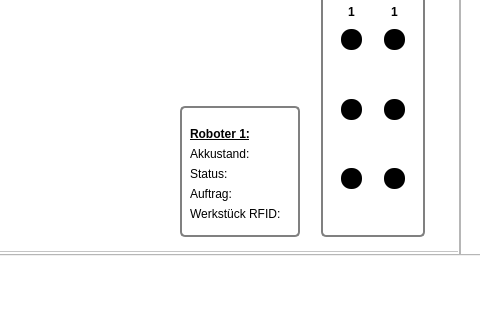
Qt form mainwindow.ui (Sandra13579/Visualisierung) before a commit; both pictures show x 340 to 820 and y 174 to 494 of the 1100 by 494 pixel window.
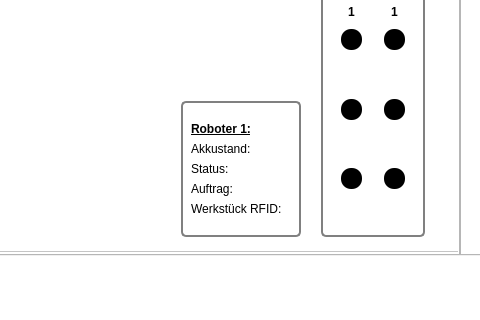
The same form after that commit. Icons and pictures are not drawn.

Patch:
```diff
--- a/mainwindow.ui
+++ b/mainwindow.ui
@@ -524,6 +524,113 @@
        </property>
       </widget>
      </widget>
+     <widget class="QGroupBox" name="groupBox_2">
+      <property name="geometry">
+       <rect>
+        <x>520</x>
+        <y>250</y>
+        <width>120</width>
+        <height>136</height>
+       </rect>
+      </property>
+      <property name="styleSheet">
+       <string notr="true">QGroupBox { 
+	background: rgba(255, 255, 255, 150);
+	margin-top: 1ex;
+	border: 2px solid gray; 
+	border-radius: 5px; 
+ }</string>
+      </property>
+      <property name="title">
+       <string/>
+      </property>
+      <widget class="QLabel" name="label_23">
+       <property name="geometry">
+        <rect>
+         <x>10</x>
+         <y>20</y>
+         <width>101</width>
+         <height>16</height>
+        </rect>
+       </property>
+       <property name="font">
+        <font>
+         <bold>true</bold>
+         <underline>true</underline>
+        </font>
+       </property>
+       <property name="styleSheet">
+        <string notr="true">background: transparent;</string>
+       </property>
+       <property name="text">
+        <string>Roboter 1:</string>
+       </property>
+      </widget>
+      <widget class="QLabel" name="label_24">
+       <property name="geometry">
+        <rect>
+         <x>10</x>
+         <y>40</y>
+         <width>101</width>
+         <height>16</height>
+        </rect>
+       </property>
+       <property name="styleSheet">
+        <string notr="true">background: transparent;</string>
+       </property>
+       <property name="text">
+        <string>Akkustand:</string>
+       </property>
+      </widget>
+      <widget class="QLabel" name="label_25">
+       <property name="geometry">
+        <rect>
+         <x>10</x>
+         <y>60</y>
+         <width>101</width>
+         <height>16</height>
+        </rect>
+       </property>
+       <property name="styleSheet">
+        <string notr="true">background: transparent;</string>
+       </property>
+       <property name="text">
+        <string>Status:</string>
+       </property>
+      </widget>
+      <widget class="QLabel" name="label_26">
+       <property name="geometry">
+        <rect>
+         <x>10</x>
+         <y>80</y>
+         <width>101</width>
+         <height>16</height>
+        </rect>
+       </property>
+       <property name="styleSheet">
+        <string notr="true">background: transparent;</string>
+       </property>
+       <property name="text">
+        <string>Auftrag:</string>
+       </property>
+      </widget>
+      <widget class="QLabel" name="label_27">
+       <property name="geometry">
+        <rect>
+         <x>10</x>
+         <y>100</y>
+         <width>101</width>
+         <height>16</height>
+        </rect>
+       </property>
+       <property name="styleSheet">
+        <string notr="true">background: transparent;</string>
+       </property>
+       <property name="text">
+        <string>Werkstück RFID:</string>
+       </property>
+      </widget>
+     </widget>
     </widget>
     <widget class="QWidget" name="tab_2">
      <attribute name="title">
@@ -1484,113 +1591,6 @@
      <string>Fehler quittieren</string>
     </property>
    </widget>
-   <widget class="QGroupBox" name="groupBox_2">
-    <property name="geometry">
-     <rect>
-      <x>520</x>
-      <y>280</y>
-      <width>120</width>
-      <height>131</height>
-     </rect>
-    </property>
-    <property name="styleSheet">
-     <string notr="true">QGroupBox { 
-	background: rgba(255, 255, 255, 150);
-	margin-top: 1ex;
-	border: 2px solid gray; 
-	border-radius: 5px; 
- }</string>
-    </property>
-    <property name="title">
-     <string/>
-    </property>
-    <widget class="QLabel" name="label_23">
-     <property name="geometry">
-      <rect>
-       <x>10</x>
-       <y>20</y>
-       <width>101</width>
-       <height>16</height>
-      </rect>
-     </property>
-     <property name="font">
-      <font>
-       <bold>true</bold>
-       <underline>true</underline>
-      </font>
-     </property>
-     <property name="styleSheet">
-      <string notr="true">background: transparent;</string>
-     </property>
-     <property name="text">
-      <string>Roboter 1:</string>
-     </property>
-    </widget>
-    <widget class="QLabel" name="label_24">
-     <property name="geometry">
-      <rect>
-       <x>10</x>
-       <y>40</y>
-       <width>101</width>
-       <height>16</height>
-      </rect>
-     </property>
-     <property name="styleSheet">
-      <string notr="true">background: transparent;</string>
-     </property>
-     <property name="text">
-      <string>Akkustand:</string>
-     </property>
-    </widget>
-    <widget class="QLabel" name="label_25">
-     <property name="geometry">
-      <rect>
-       <x>10</x>
-       <y>60</y>
-       <width>101</width>
-       <height>16</height>
-      </rect>
-     </property>
-     <property name="styleSheet">
-      <string notr="true">background: transparent;</string>
-     </property>
-     <property name="text">
-      <string>Status:</string>
-     </property>
-    </widget>
-    <widget class="QLabel" name="label_26">
-     <property name="geometry">
-      <rect>
-       <x>10</x>
-       <y>80</y>
-       <width>101</width>
-       <height>16</height>
-      </rect>
-     </property>
-     <property name="styleSheet">
-      <string notr="true">background: transparent;</string>
-     </property>
-     <property name="text">
-      <string>Auftrag:</string>
-     </property>
-    </widget>
-    <widget class="QLabel" name="label_27">
-     <property name="geometry">
-      <rect>
-       <x>10</x>
-       <y>100</y>
-       <width>101</width>
-       <height>16</height>
-      </rect>
-     </property>
-     <property name="styleSheet">
-      <string notr="true">background: transparent;</string>
-     </property>
-     <property name="text">
-      <string>Werkstück RFID:</string>
-     </property>
-    </widget>
-   </widget>
   </widget>
  </widget>
  <resources>
```
